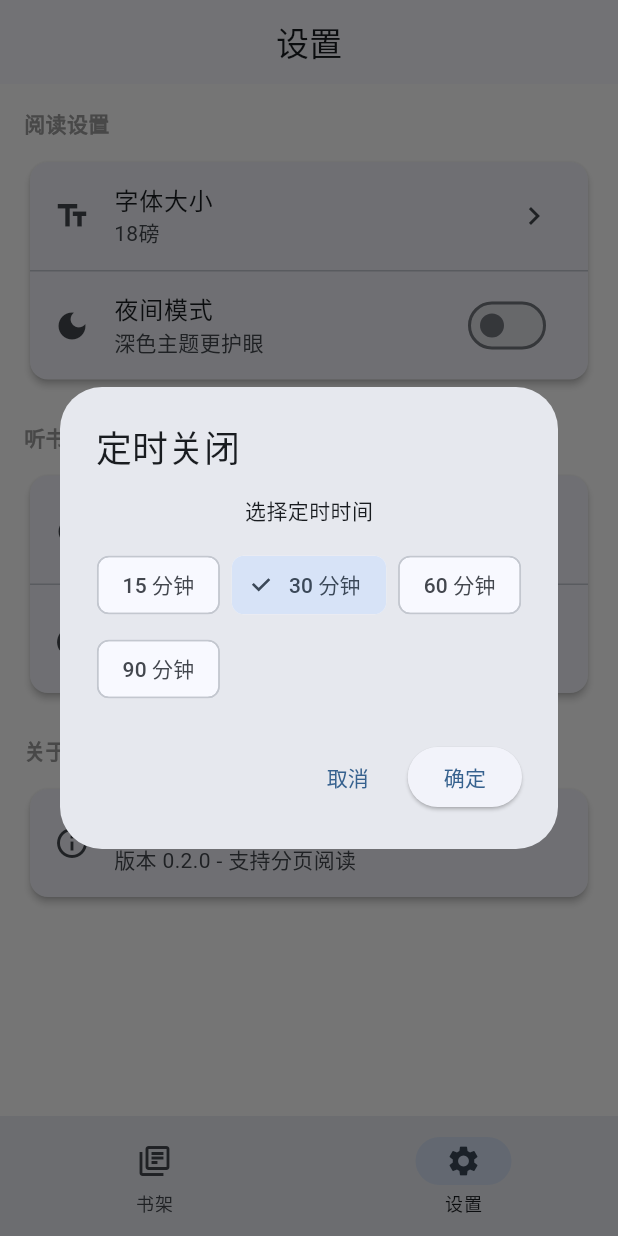
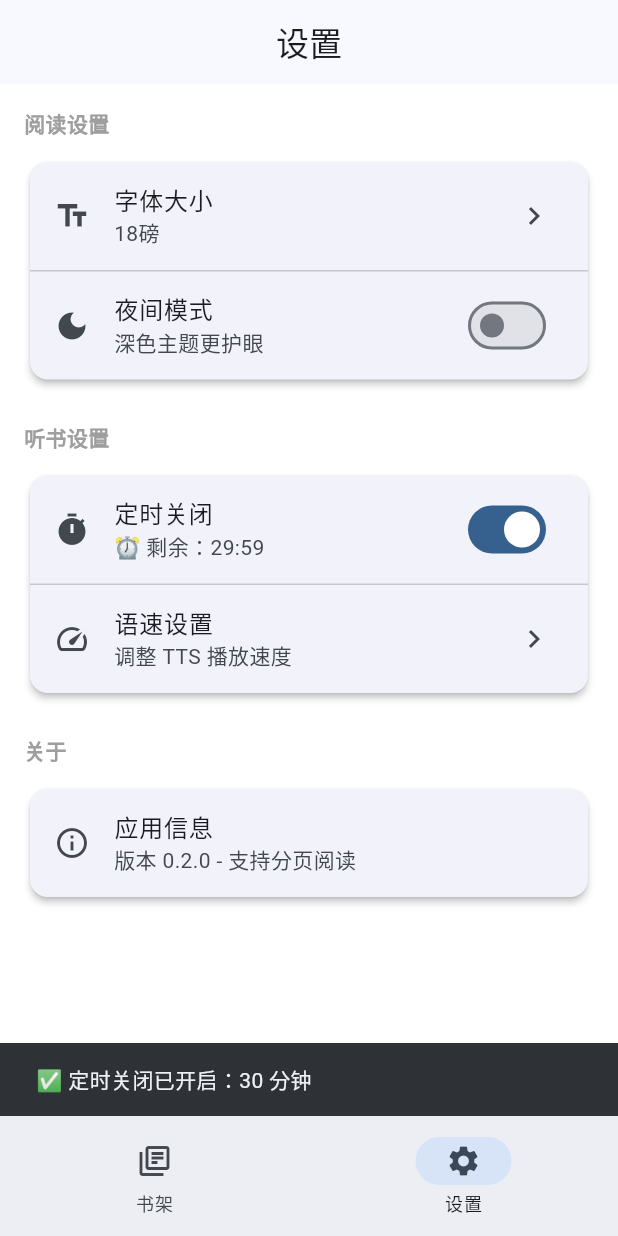
Before and after one commit to hhr346/audio_book_reader, a Flutter app: the screen it shows after launch, item 2 of the bottom bar chosen, after a tap on "定时关闭", on a phone screen of 412 x 824 dp. Run offline on Flutter 3.47's test engine with Material 3 defaults, Android fonts, the phone set to English and light mode, and no system bars; our stand-ins replace file_picker, flutter_tts, hive, hive_flutter, shared_preferences; missing offline and left inert: epub_plus; accounts and stored records are empty.

Commit message:
fix: 修复 TTS 翻页问题和定时关闭功能改进
1. 定时关闭功能改进：
   - 默认为关闭状态
   - 开启后在设置界面显示实时倒计时（MM:SS 格式）
   - 添加 Timer 每秒更新剩余时间
   - 支持随时关闭定时

2. 修复 TTS 翻页问题：
   - 移除 _currentTtsPageIndex 变量（导致双页跳转）
   - 翻页时先停止当前 TTS 播放再朗读新页面
   - 确保 TTS 始终跟随当前页面索引

3. 修复关闭听书后翻页问题：
   - 开启 TTS 时从当前页面开始朗读
   - 不再使用缓存的 TTS 页码

```diff
--- a/lib/screens/settings_screen.dart
+++ b/lib/screens/settings_screen.dart
@@ -1,5 +1,6 @@
 import 'package:flutter/material.dart';
 import 'package:shared_preferences/shared_preferences.dart';
+import 'dart:async';
 import '../services/tts_service.dart';
 
 class SettingsScreen extends StatefulWidget {
@@ -24,6 +25,9 @@ class _SettingsScreenState extends State<SettingsScreen> {
   late double _fontSize;
   late bool _isDarkMode;
   int _sleepTimerMinutes = 30;
+  bool _sleepTimerEnabled = false;
+  Timer? _countdownTimer;
+  int _remainingSeconds = 0;
 
   @override
   void initState() {
@@ -31,6 +35,31 @@ class _SettingsScreenState extends State<SettingsScreen> {
     _fontSize = widget.currentFontSize;
     _isDarkMode = widget.currentIsDarkMode;
     _loadSettings();
+    _startCountdownUpdate();
+  }
+
+  @override
+  void dispose() {
+    _countdownTimer?.cancel();
+    super.dispose();
+  }
+
+  /// 每秒更新倒计时显示
+  void _startCountdownUpdate() {
+    _countdownTimer?.cancel();
+    _countdownTimer = Timer.periodic(const Duration(seconds: 1), (_) {
+      if (mounted && _sleepTimerEnabled) {
+        final remaining = TtsService().getSleepTimerRemaining();
+        if (remaining != null && remaining > 0) {
+          setState(() => _remainingSeconds = remaining);
+        } else if (remaining == 0 || remaining == null) {
+          setState(() {
+            _sleepTimerEnabled = false;
+            _remainingSeconds = 0;
+          });
+        }
+      }
+    });
   }
 
   Future<void> _loadSettings() async {
@@ -94,12 +123,31 @@ class _SettingsScreenState extends State<SettingsScreen> {
           Card(
             child: Column(
               children: [
-                ListTile(
-                  leading: const Icon(Icons.timer),
+                SwitchListTile(
+                  secondary: const Icon(Icons.timer),
                   title: const Text('定时关闭'),
-                  subtitle: Text('$_sleepTimerMinutes 分钟后停止播放'),
-                  trailing: const Icon(Icons.chevron_right),
-                  onTap: () => _showSleepTimerDialog(),
+                  subtitle: _sleepTimerEnabled
+                      ? Text('⏰ 剩余：${_formatTime(_remainingSeconds)}')
+                      : Text('$_sleepTimerMinutes 分钟后停止播放'),
+                  value: _sleepTimerEnabled,
+                  onChanged: (value) {
+                    setState(() {
+                      _sleepTimerEnabled = value;
+                    });
+                    if (value) {
+                      // 开启定时关闭
+                      TtsService().setSleepTimer(_sleepTimerMinutes);
+                      ScaffoldMessenger.of(context).showSnackBar(
+                        SnackBar(content: Text('✅ 定时关闭已开启：$_sleepTimerMinutes 分钟')),
+                      );
+                    } else {
+                      // 关闭定时关闭
+                      TtsService().cancelSleepTimer();
+                      ScaffoldMessenger.of(context).showSnackBar(
+                        const SnackBar(content: Text('❌ 定时关闭已取消')),
+                      );
+                    }
+                  },
                 ),
                 const Divider(height: 1),
                 ListTile(
@@ -146,6 +194,13 @@ class _SettingsScreenState extends State<SettingsScreen> {
         ),
       ),
     );
+  }
+
+  /// 格式化时间为 MM:SS
+  String _formatTime(int seconds) {
+    final minutes = seconds ~/ 60;
+    final secs = seconds % 60;
+    return '${minutes.toString().padLeft(2, '0')}:${secs.toString().padLeft(2, '0')}';
   }
 
   void _showFontSizeDialog() {
@@ -210,7 +265,7 @@ class _SettingsScreenState extends State<SettingsScreen> {
     showDialog(
       context: context,
       builder: (context) => AlertDialog(
-        title: const Text('定时关闭'),
+        title: const Text('定时关闭时间'),
         content: Column(
           mainAxisSize: MainAxisSize.min,
           children: [
@@ -235,10 +290,13 @@ class _SettingsScreenState extends State<SettingsScreen> {
           ),
           ElevatedButton(
             onPressed: () {
-              TtsService().setSleepTimer(_sleepTimerMinutes);
+              // 只设置时间，不立即启动
+              setState(() {
+                _sleepTimerMinutes = _sleepTimerMinutes;
+              });
               Navigator.pop(context);
               ScaffoldMessenger.of(context).showSnackBar(
-                SnackBar(content: Text('✅ 定时关闭已设置为 $_sleepTimerMinutes 分钟')),
+                SnackBar(content: Text('⏰ 定时时间已设置为 $_sleepTimerMinutes 分钟，请在设置界面开启')),
               );
             },
             child: const Text('确定'),
--- a/lib/services/tts_service.dart
+++ b/lib/services/tts_service.dart
@@ -23,6 +23,7 @@ class TtsService {
   // 后台播放支持
   Timer? _sleepTimer;
   bool _sleepTimerActive = false;
+  DateTime? _sleepTimerEndTime;
   Function(bool)? onSleepTimerComplete;
 
   // 当前正在朗读的文本
@@ -279,11 +280,13 @@ class TtsService {
   void setSleepTimer(int minutes) {
     _sleepTimer?.cancel();
     _sleepTimerActive = true;
+    _sleepTimerEndTime = DateTime.now().add(Duration(minutes: minutes));
 
-    print('⏰ 定时关闭已设置：$minutes 分钟');
+    print('⏰ 定时关闭已设置：$minutes 分钟，结束时间：$_sleepTimerEndTime');
 
     _sleepTimer = Timer(Duration(minutes: minutes), () {
       _sleepTimerActive = false;
+      _sleepTimerEndTime = null;
       stop();
       onSleepTimerComplete?.call(true);
       print('⏰ 定时关闭已触发，停止播放');
@@ -294,14 +297,15 @@ class TtsService {
   void cancelSleepTimer() {
     _sleepTimer?.cancel();
     _sleepTimerActive = false;
+    _sleepTimerEndTime = null;
     print('❌ 定时关闭已取消');
   }
 
   /// 获取定时关闭剩余时间（秒）
   int? getSleepTimerRemaining() {
-    if (!_sleepTimerActive || _sleepTimer == null) return null;
-    // 注意：Timer 没有直接获取剩余时间的方法，这里简化处理
-    return 0;
+    if (!_sleepTimerActive || _sleepTimerEndTime == null) return null;
+    final remaining = _sleepTimerEndTime!.difference(DateTime.now());
+    return remaining.inSeconds.clamp(0, remaining.inSeconds);
   }
 
   /// 是否在定时关闭状态
```
Also changed, not shown: lib/screens/reader_screen.dart (+9 -7 lines).
